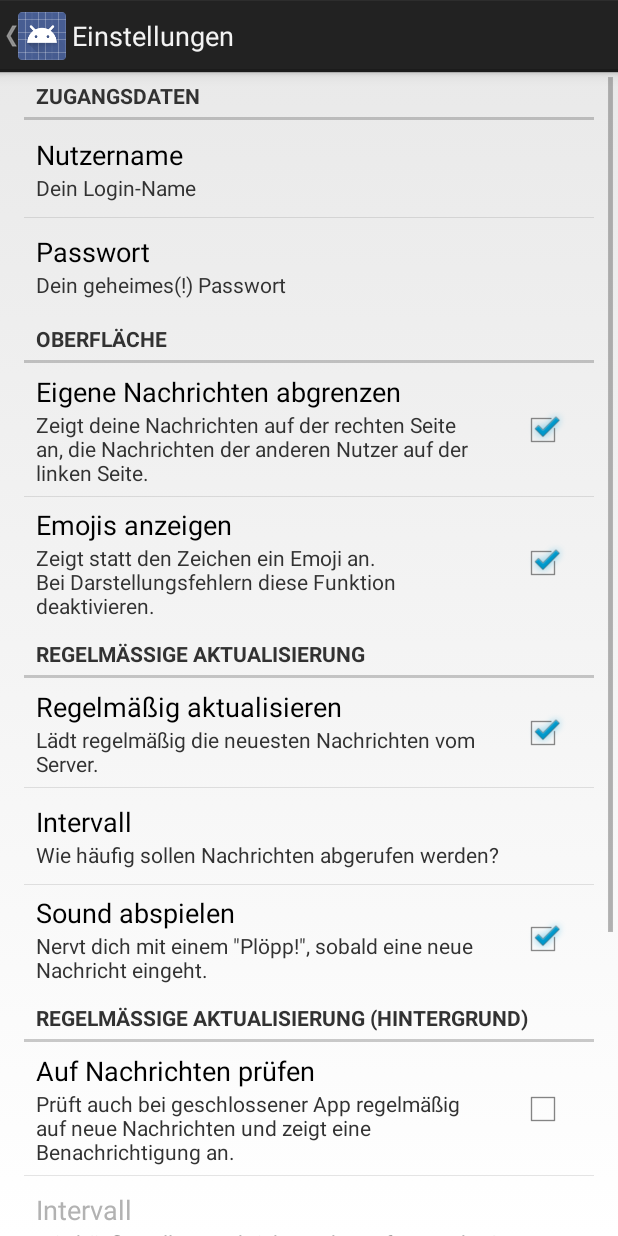
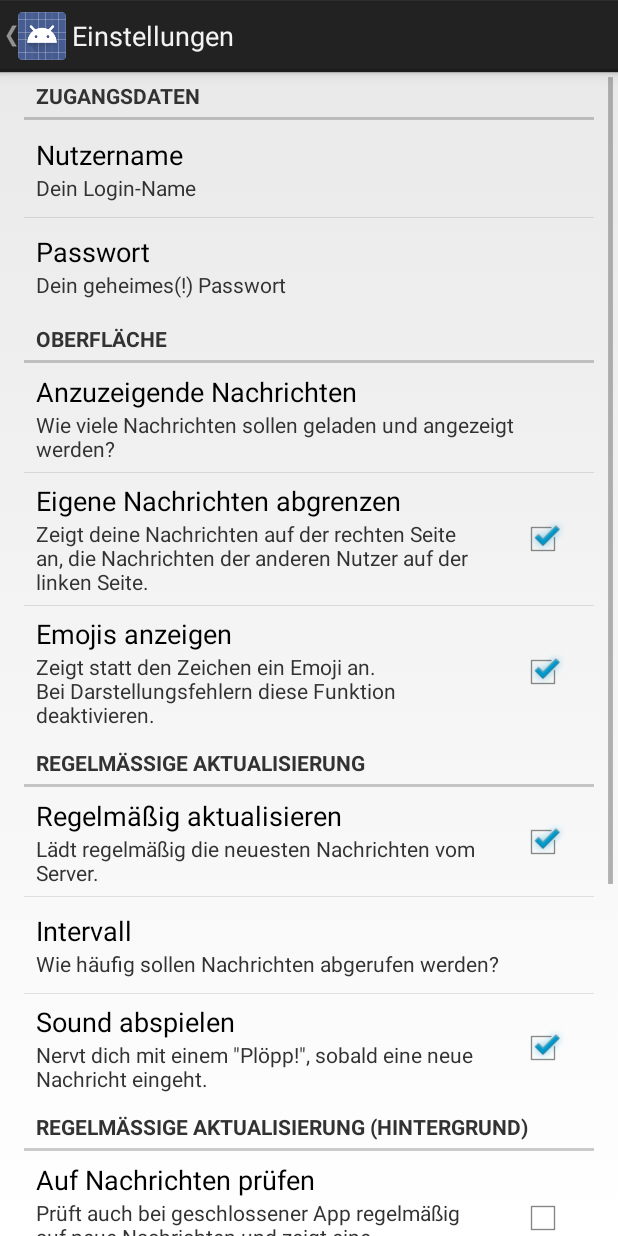
Before and after one commit to menzerath/android-blackphantom.de-shoutbox, an Android app: the screen it shows after launch (SettingsActivity), in the options menu, after a tap on "Einstellungen", on a phone screen of 412 x 824 dp. Run offline under Robolectric (Android 15) with nearby library versions, the phone set to English and light mode, and no system bars; 1 statement that could not run was skipped.

Commit message:
Anzahl der zu ladenen Nachrichten kann jetzt frei gewählt werden (Fixes #5)

```diff
--- a/app/src/main/java/eu/menzerath/bpchat/ChatActivity.java
+++ b/app/src/main/java/eu/menzerath/bpchat/ChatActivity.java
@@ -178,7 +178,7 @@ public class ChatActivity extends Activity {
             if (messages != null) {
                 try {
                     // Spiele einen Sound ab, falls die ID der letzten angezeigten Nachricht nicht der ID der letzten heruntergeladenen Nachricht entspricht
-                    if ((messages.get(99).getId() != mAdapter.getItem(mAdapter.getCount() - 1).getId()) && prefs.getBoolean("messageSound", true)) {
+                    if ((messages.get(messages.size() - 1).getId() != mAdapter.getItem(mAdapter.getCount() - 1).getId()) && prefs.getBoolean("messageSound", true)) {
                         MediaPlayer mp = MediaPlayer.create(getApplicationContext(), R.raw.message_sound);
                         mp.setOnCompletionListener(new MediaPlayer.OnCompletionListener() {
                             @Override
--- a/app/src/main/java/eu/menzerath/bpchat/User.java
+++ b/app/src/main/java/eu/menzerath/bpchat/User.java
@@ -150,7 +150,7 @@ public class User {
     /**
      * Ruft die letzten Nachrichten vom Server ab
      *
-     * @return Die 100 letzten Nachrichten
+     * @return Die X letzten Nachrichten
      */
     public ArrayList<ChatMessage> getMessages() {
         isLoadingMessages = true;
@@ -159,7 +159,7 @@ public class User {
         HttpPost httppost = new HttpPost(GET_MESSAGES_URL);
         try {
             List<NameValuePair> nameValuePairs = new ArrayList<NameValuePair>(1);
-            nameValuePairs.add(new BasicNameValuePair("limit", "100"));
+            nameValuePairs.add(new BasicNameValuePair("limit", prefs.getString("maxMessages", "100")));
             httppost.setEntity(new UrlEncodedFormEntity(nameValuePairs, "UTF-8"));
 
             HttpResponse response = httpclient.execute(httppost, localContext);
--- a/app/src/main/res/values/strings_prefs.xml
+++ b/app/src/main/res/values/strings_prefs.xml
@@ -7,6 +7,8 @@
     <string name="sum_login_password">Dein geheimes(!) Passwort</string>
 
     <string name="cat_ui">Oberfläche</string>
+    <string name="title_ui_maxMessages">Anzuzeigende Nachrichten</string>
+    <string name="sum_ui_maxMessages">Wie viele Nachrichten sollen geladen und angezeigt werden?</string>
     <string name="title_ui_twoBubbles">Eigene Nachrichten abgrenzen</string>
     <string name="sum_ui_twoBubbles">Zeigt deine Nachrichten auf der rechten Seite an, die Nachrichten der anderen Nutzer auf der linken Seite.</string>
     <string name="title_ui_showEmojis">Emojis anzeigen</string>
@@ -49,4 +51,11 @@
         <item name="300">300</item>
         <item name="600">600</item>
     </string-array>
+
+    <string-array name="maxMessages">
+        <item name="50">50</item>
+        <item name="100">100</item>
+        <item name="150">150</item>
+        <item name="200">200</item>
+    </string-array>
 </resources>
--- a/app/src/main/res/xml/prefs.xml
+++ b/app/src/main/res/xml/prefs.xml
@@ -15,6 +15,13 @@
     </PreferenceCategory>
 
     <PreferenceCategory android:title="@string/cat_ui">
+        <ListPreference
+            android:defaultValue="100"
+            android:entries="@array/maxMessages"
+            android:entryValues="@array/maxMessages"
+            android:key="maxMessages"
+            android:summary="@string/sum_ui_maxMessages"
+            android:title="@string/title_ui_maxMessages" />
         <CheckBoxPreference
             android:defaultValue="true"
             android:key="twoBubbles"
@@ -43,6 +50,7 @@
             android:title="@string/title_ui_autoReloadInterval" />
         <CheckBoxPreference
             android:defaultValue="true"
+            android:dependency="autoReload"
             android:key="messageSound"
             android:summary="@string/sum_ui_messageSound"
             android:title="@string/title_ui_messageSound" />
```
